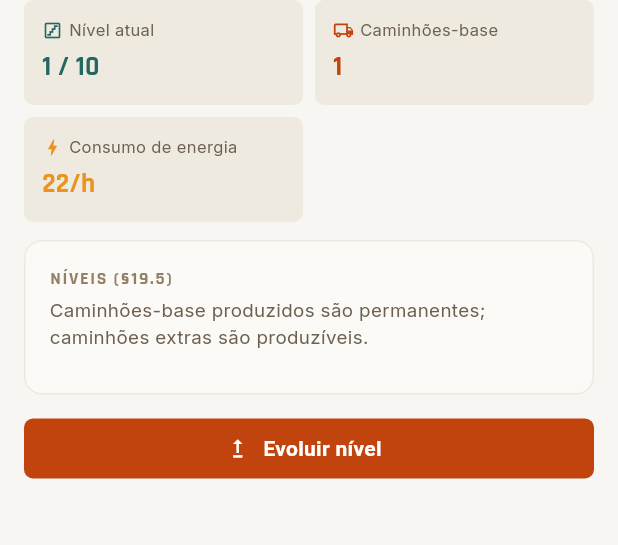
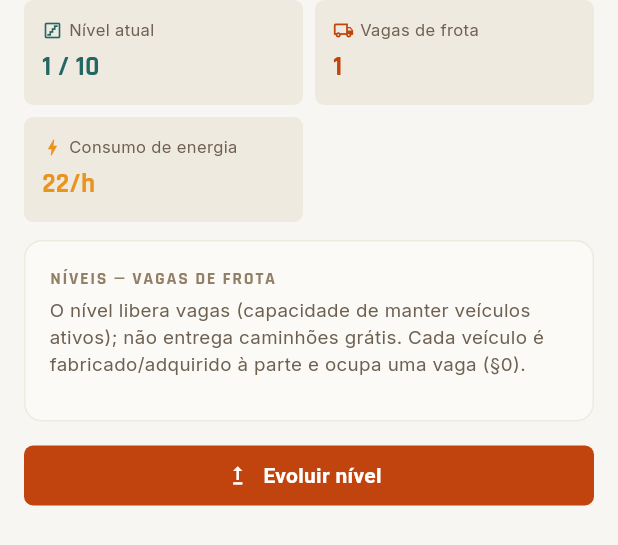
Before and after one commit to Ssnowzx/Tars_rpg, a Flutter app: the CentralTransportPanel widget shown alone on an empty page, opened directly with empty values, on a phone screen of 412 x 824 dp. Shown: the top 545 px of the screen. Run offline on Flutter 3.47's test engine with Material 3 defaults, Android fonts, the phone set to English and light mode, and no system bars; our stand-ins replace flutter_riverpod, go_router, google_fonts; missing offline and left inert: flame.

Commit message:
refactor: reconciliação v33 — Central de Transportes (vagas) + novato 8 dias
Aplica as decisões vigentes do §0 do GDD v33 sobre telas já prontas:

- Central de Transportes: reframe de "caminhões-base incluídos" para
  "vagas de frota". O nível libera vagas (capacidade de manter veículos
  ativos); não entrega caminhões grátis — o veículo é fabricado/adquirido
  à parte e ocupa uma vaga (§0 supera §19.5/§28.5). Modelo TransportLevel
  .trucks→.slots (fromJson aceita chave legada); painel e ministries.json.
- Proteção de novato = 8 dias completos (§28.4 supera §27.11 "20 dias"):
  combat.dart (comentário) + zone_screen.dart (texto e §ref).

N/A: §28.8 Mercado Local (tabela de custo não exibida na UI); Predador
(unidade não modelada — combate só tem Sentinela/Robô).

Validado: flutter analyze limpo + flutter build web ✓ + visual (painel
Central de Transportes mostra "vagas de frota" 1..10).

Co-Authored-By: Claude Opus 4.8 (1M context) <noreply@anthropic.com>

```diff
--- a/app/lib/domain/models/combat.dart
+++ b/app/lib/domain/models/combat.dart
@@ -126,7 +126,7 @@ class CombatState {
   final double constructionBonusPct; // bônus de Muralha/Bastião/Torre (§27.3)
   final MaintenanceCost maintenance;
   final bool maintenancePaid;
-  final bool noviceProtected; // dono nos primeiros 20 dias (§27.11)
+  final bool noviceProtected; // zona de novato protegida por 8 dias completos (§28.4; §0 supera §27.11)
   final int noviceDaysLeft;
   final int cooldownHours; // 0 = pode atacar; >0 = cooldown ativo (§27.10)
   final int lootPct; // saque ao vencer (§27.8)
--- a/app/lib/domain/models/ministry.dart
+++ b/app/lib/domain/models/ministry.dart
@@ -52,7 +52,7 @@ extension MinistryKindMeta on MinistryKind {
         MinistryKind.depot =>
           'Armazenamento central de recursos da Capital, com capacidade por recurso.',
         MinistryKind.centralTransport =>
-          'Produção de caminhões-base (10 níveis). Caminhões extras são permanentes.',
+          'Libera vagas de frota (10 níveis); veículos são fabricados/adquiridos à parte (§0).',
         MinistryKind.unknown => 'Instituição da Capital.',
       };
 }
@@ -423,17 +423,21 @@ class DepotData {
       );
 }
 
-/// Um nível da Central de Transportes (GDD §19.5).
+/// Um nível da Central de Transportes. O nível libera VAGAS de frota (uma por
+/// nível), não caminhões grátis — decisão vigente do §0 (supera "caminhões
+/// base" de §19.5/§28.5); veículo é fabricado/adquirido à parte e ocupa a vaga.
 @immutable
 class TransportLevel {
-  const TransportLevel({required this.level, required this.trucks, required this.energy});
+  const TransportLevel({required this.level, required this.slots, required this.energy});
   final int level;
-  final int trucks;
+
+  /// Vagas de frota liberadas neste nível (capacidade de manter veículos ativos).
+  final int slots;
   final int energy;
 
   factory TransportLevel.fromJson(Map<String, dynamic> j) => TransportLevel(
         level: j['level'] as int,
-        trucks: j['trucks'] as int,
+        slots: (j['slots'] ?? j['trucks']) as int,
         energy: j['energy'] as int,
       );
 }
--- a/app/lib/features/capital/ministries/ministry_panels.dart
+++ b/app/lib/features/capital/ministries/ministry_panels.dart
@@ -836,7 +836,7 @@ class DepotPanel extends StatelessWidget {
   }
 }
 
-// ── Central de Transportes (§19.5) ──────────────────────────────────────────
+// ── Central de Transportes (§0 supera §19.5/§28.5) ──────────────────────────
 class CentralTransportPanel extends StatelessWidget {
   const CentralTransportPanel({super.key, required this.data});
   final CentralTransportData data;
@@ -846,7 +846,7 @@ class CentralTransportPanel extends StatelessWidget {
     final t = Theme.of(context).extension<DsTokens>()!;
     final current = data.levels.firstWhere(
       (l) => l.level == data.currentLevel,
-      orElse: () => data.levels.isNotEmpty ? data.levels.first : const TransportLevel(level: 1, trucks: 1, energy: 22),
+      orElse: () => data.levels.isNotEmpty ? data.levels.first : const TransportLevel(level: 1, slots: 1, energy: 22),
     );
     return ListView(
       padding: _bodyPadding(t),
@@ -854,8 +854,8 @@ class CentralTransportPanel extends StatelessWidget {
         StatGrid(tiles: [
           StatTile(label: 'Nível atual', value: '${current.level} / 10', icon: Icons.stairs_outlined, color: t.info),
           StatTile(
-              label: 'Caminhões-base',
-              value: '${current.trucks}',
+              label: 'Vagas de frota',
+              value: '${current.slots}',
               icon: Icons.local_shipping_outlined,
               color: FwPalette.rust600),
           StatTile(
@@ -866,8 +866,9 @@ class CentralTransportPanel extends StatelessWidget {
         ]),
         SizedBox(height: t.space3),
         MinistrySection(
-          title: 'Níveis (§19.5)',
-          subtitle: 'Caminhões-base produzidos são permanentes; caminhões extras são produzíveis.',
+          title: 'Níveis — vagas de frota',
+          subtitle: 'O nível libera vagas (capacidade de manter veículos ativos); não entrega '
+              'caminhões grátis. Cada veículo é fabricado/adquirido à parte e ocupa uma vaga (§0).',
           child: Column(
             children: [
               for (final lvl in data.levels)
@@ -891,7 +892,7 @@ class CentralTransportPanel extends StatelessWidget {
                                   color: isCurrent ? t.info : FwPalette.gray700)),
                         ),
                         Expanded(
-                          child: Text('${lvl.trucks} caminhões-base',
+                          child: Text('${lvl.slots} ${lvl.slots == 1 ? 'vaga' : 'vagas'} de frota',
                               style: TextStyle(
                                   fontSize: 12.5,
                                   fontWeight: isCurrent ? FontWeight.w600 : FontWeight.w400,
--- a/app/lib/features/zone/zone_screen.dart
+++ b/app/lib/features/zone/zone_screen.dart
@@ -332,7 +332,7 @@ class _StructureRow extends StatelessWidget {
 }
 
 /// Defesa & Combate territorial da zona (GDD v29 §27): guarnição, forças,
-/// previsão de ataque (§27.5), manutenção (§27.12), proteção de novatos (§27.11).
+/// previsão de ataque (§27.5), manutenção (§27.12), proteção de novatos (§28.4, 8 dias).
 class _CombatSection extends ConsumerWidget {
   const _CombatSection();
 
@@ -562,8 +562,8 @@ class _MaintenanceBlock extends StatelessWidget {
             Expanded(
               child: Text(
                   combat.noviceProtected
-                      ? 'Protegida (novato, ${combat.noviceDaysLeft} dias restantes) — §27.11'
-                      : 'Sem proteção de novato — pode ser atacada (§27.11)',
+                      ? 'Protegida (novato, ${combat.noviceDaysLeft}/8 dias restantes) — §28.4'
+                      : 'Sem proteção de novato — vulnerável após 8 dias (§28.4)',
                   style: TextStyle(fontSize: 11.5, color: t.textSecondary)),
             ),
             if (combat.cooldownHours > 0)
```
Also changed, not shown: app/assets/fixtures/ministries.json (+10 -10 lines), 2 other files.
